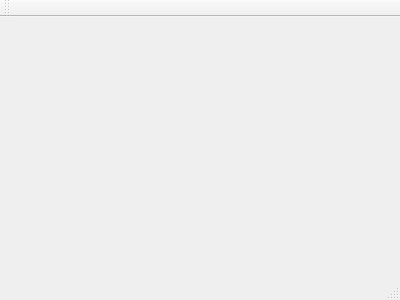
First picture: the form in mainwindow.ui, repository moonagic/QTMerger, before the edit.
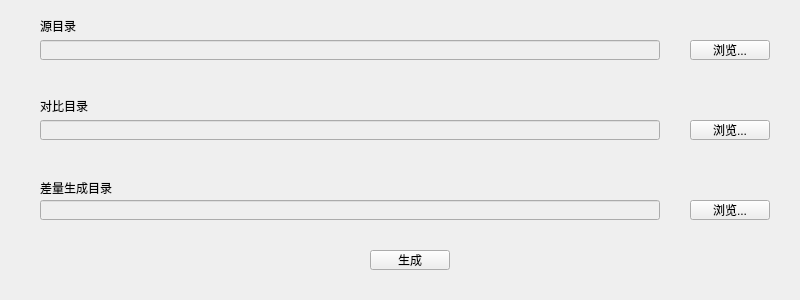
Second picture: the form after the edit.

Commit message: 实现比对和生成差量目录功能

```diff
--- a/mainwindow.ui
+++ b/mainwindow.ui
@@ -1,24 +1,151 @@
 <ui version="4.0">
  <class>MainWindow</class>
- <widget class="QMainWindow" name="MainWindow" >
-  <property name="geometry" >
+ <widget class="QMainWindow" name="MainWindow">
+  <property name="geometry">
    <rect>
     <x>0</x>
     <y>0</y>
-    <width>400</width>
+    <width>800</width>
     <height>300</height>
    </rect>
   </property>
   <property name="windowTitle" >
    <string>MainWindow</string>
   </property>
-  <widget class="QMenuBar" name="menuBar" />
-  <widget class="QToolBar" name="mainToolBar" />
-  <widget class="QWidget" name="centralWidget" />
-  <widget class="QStatusBar" name="statusBar" />
+  <widget class="QWidget" name="centralWidget">
+   <widget class="QLineEdit" name="lineEdit">
+    <property name="enabled">
+     <bool>false</bool>
+    </property>
+    <property name="geometry">
+     <rect>
+      <x>40</x>
+      <y>40</y>
+      <width>620</width>
+      <height>20</height>
+     </rect>
+    </property>
+   </widget>
+   <widget class="QLineEdit" name="lineEdit_2">
+    <property name="enabled">
+     <bool>false</bool>
+    </property>
+    <property name="geometry">
+     <rect>
+      <x>40</x>
+      <y>120</y>
+      <width>620</width>
+      <height>20</height>
+     </rect>
+    </property>
+   </widget>
+   <widget class="QLineEdit" name="lineEdit_3">
+    <property name="enabled">
+     <bool>false</bool>
+    </property>
+    <property name="geometry">
+     <rect>
+      <x>40</x>
+      <y>200</y>
+      <width>620</width>
+      <height>20</height>
+     </rect>
+    </property>
+   </widget>
+   <widget class="QLabel" name="label">
+    <property name="geometry">
+     <rect>
+      <x>40</x>
+      <y>20</y>
+      <width>54</width>
+      <height>12</height>
+     </rect>
+    </property>
+    <property name="text">
+     <string>源目录</string>
+    </property>
+   </widget>
+   <widget class="QLabel" name="label_2">
+    <property name="geometry">
+     <rect>
+      <x>40</x>
+      <y>100</y>
+      <width>54</width>
+      <height>12</height>
+     </rect>
+    </property>
+    <property name="text">
+     <string>对比目录</string>
+    </property>
+   </widget>
+   <widget class="QLabel" name="label_3">
+    <property name="geometry">
+     <rect>
+      <x>40</x>
+      <y>180</y>
+      <width>151</width>
+      <height>16</height>
+     </rect>
+    </property>
+    <property name="text">
+     <string>差量生成目录</string>
+    </property>
+   </widget>
+   <widget class="QPushButton" name="pushButton">
+    <property name="geometry">
+     <rect>
+      <x>690</x>
+      <y>40</y>
+      <width>80</width>
+      <height>20</height>
+     </rect>
+    </property>
+    <property name="text">
+     <string>浏览...</string>
+    </property>
+   </widget>
+   <widget class="QPushButton" name="pushButton_2">
+    <property name="geometry">
+     <rect>
+      <x>690</x>
+      <y>120</y>
+      <width>80</width>
+      <height>20</height>
+     </rect>
+    </property>
+    <property name="text">
+     <string>浏览...</string>
+    </property>
+   </widget>
+   <widget class="QPushButton" name="pushButton_3">
+    <property name="geometry">
+     <rect>
+      <x>690</x>
+      <y>200</y>
+      <width>80</width>
+      <height>20</height>
+     </rect>
+    </property>
+    <property name="text">
+     <string>浏览...</string>
+    </property>
+   </widget>
+   <widget class="QPushButton" name="pushButton_4">
+    <property name="geometry">
+     <rect>
+      <x>370</x>
+      <y>250</y>
+      <width>80</width>
+      <height>20</height>
+     </rect>
+    </property>
+    <property name="text">
+     <string>生成</string>
+    </property>
+   </widget>
+  </widget>
  </widget>
- <layoutDefault spacing="6" margin="11" />
- <pixmapfunction></pixmapfunction>
+ <layoutdefault spacing="6" margin="11"/>
  <resources/>
  <connections/>
 </ui>
```
Left out of the diff: 3 changed lines with no effect on the pictures. The commit also changes 5 other files.
